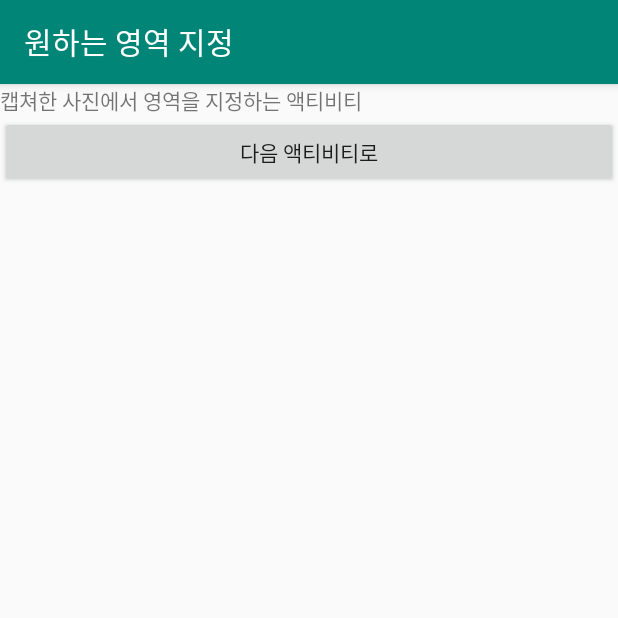
After one commit to MDatabase/MyTrans, an Android app: the SelectingArea screen opened directly, with no data from a screen before it, on a phone screen of 412 x 824 dp, the top half of it. The commit adds this screen. Run offline under Robolectric (Android 15) with nearby library versions, the phone set to English and light mode, and no system bars.

Commit message:
added Music and Image

```diff
--- a/app/build.gradle
+++ b/app/build.gradle
@@ -20,6 +20,7 @@ android {
 }
 
 dependencies {
+    implementation 'com.davemorrissey.labs:subsampling-scale-image-view:3.10.0'
     implementation fileTree(dir: 'libs', include: ['*.jar'])
     implementation 'androidx.appcompat:appcompat:1.1.0'
     implementation 'androidx.constraintlayout:constraintlayout:1.1.3'
--- a/app/src/main/AndroidManifest.xml
+++ b/app/src/main/AndroidManifest.xml
@@ -28,7 +28,10 @@
             android:name=".FloatingWidgetService"
             android:enabled="true"
             android:exported="false" />
-
+        <activity android:name=".SelectingArea"/>
+        <activity android:name=".TransOutput"/>
+        <service android:name=".MusicService"
+            android:enabled="true"/>
     </application>
 
 </manifest>
--- a/app/src/main/java/com/example/mytrans/FloatingWidgetService.java
+++ b/app/src/main/java/com/example/mytrans/FloatingWidgetService.java
@@ -127,6 +127,8 @@ public class FloatingWidgetService extends Service implements OnTouchListener, O
     @Override
     public void onClick(View v) {
         Toast.makeText(this, "Overlay button click event", Toast.LENGTH_SHORT).show();
+        Intent it=new Intent(FloatingWidgetService.this,SelectingArea.class);
+        startActivity(it);
     }
 
 }
--- /dev/null
+++ b/app/src/main/java/com/example/mytrans/SelectingArea.java
@@ -0,0 +1,27 @@
+package com.example.mytrans;
+
+import android.content.Intent;
+import android.os.Bundle;
+import android.view.View;
+import android.widget.Button;
+
+import androidx.appcompat.app.AppCompatActivity;
+
+public class SelectingArea extends AppCompatActivity {
+    protected void onCreate(Bundle savedInstanceState) {
+        super.onCreate(savedInstanceState);
+        setContentView(R.layout.picture_activity);
+
+        setTitle("원하는 영역 지정");
+        Button temp_button=findViewById(R.id.tempBtn);
+
+
+        temp_button.setOnClickListener(new View.OnClickListener() {
+            @Override
+            public void onClick(View v) {
+                Intent temp_it=new Intent(SelectingArea.this,TransOutput.class);
+                startActivity(temp_it);
+            }
+        });
+    }
+}
--- /dev/null
+++ b/app/src/main/res/layout/output_activity.xml
@@ -0,0 +1,6 @@
+<?xml version="1.0" encoding="utf-8"?>
+<LinearLayout xmlns:android="http://schemas.android.com/apk/res/android"
+    android:orientation="vertical" android:layout_width="match_parent"
+    android:layout_height="match_parent">
+
+</LinearLayout>
--- /dev/null
+++ b/app/src/main/res/layout/picture_activity.xml
@@ -0,0 +1,19 @@
+<?xml version="1.0" encoding="utf-8"?>
+<LinearLayout xmlns:android="http://schemas.android.com/apk/res/android"
+    android:orientation="vertical" android:layout_width="match_parent"
+    android:layout_height="match_parent">
+
+    <TextView
+        android:id="@+id/temp_text"
+        android:layout_width="match_parent"
+        android:layout_height="wrap_content"
+        android:text="캡쳐한 사진에서 영역을 지정하는 액티비티 " />
+
+    <Button
+        android:id="@+id/tempBtn"
+        android:layout_width="match_parent"
+        android:layout_height="wrap_content"
+        android:text="다음 액티비티로"
+        android:clickable="true"
+        android:onClick="nextActivity"/>
+</LinearLayout>
--- a/build.gradle
+++ b/build.gradle
@@ -7,7 +7,7 @@ buildscript {
 
     }
     dependencies {
-        classpath 'com.android.tools.build:gradle:3.5.0'
+        classpath 'com.android.tools.build:gradle:3.5.2'
 
         // NOTE: Do not place your application dependencies here; they belong
         // in the individual module build.gradle files
```
Also changed, not shown: app/src/main/java/com/example/mytrans/MainActivity.java (+57 -8 lines), app/src/main/java/com/example/mytrans/MusicService.java (added, +33 -0 lines), app/src/main/java/com/example/mytrans/TransOutput.java (added, +14 -0 lines), app/src/main/res/layout/activity_main.xml (+55 -0 lines), app/src/main/res/layout/overlay_layout.xml (deleted, +0 -21 lines), app/src/main/res/drawable/sample.png (added), 1 other file.
